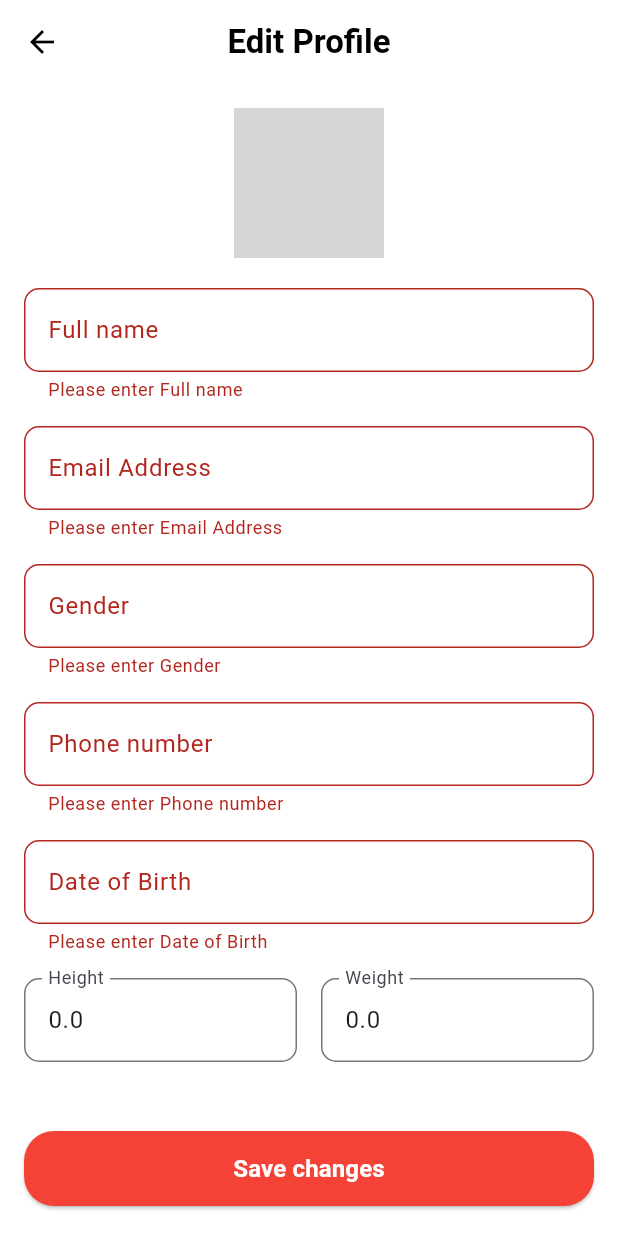
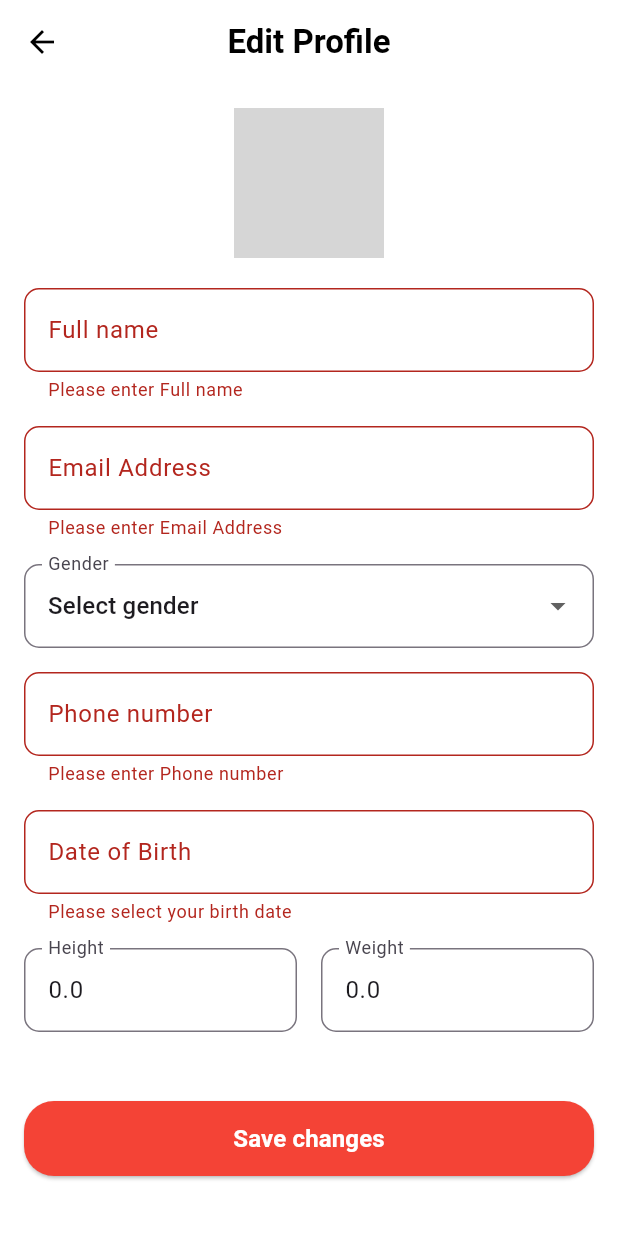
Before and after one commit to Mdsoln/donation, a Flutter app: the EditProfileScreen screen opened directly with empty values, after a tap on "Save changes", on a phone screen of 412 x 824 dp. Run offline on Flutter 3.47's test engine with Material 3 defaults, Android fonts, the phone set to English and light mode, and no system bars; our stand-ins replace geolocator, google_fonts, google_maps_flutter, image_picker, jwt_decoder, shared_preferences; accounts and stored records are empty; network calls fail; project files that could hold a hidden picture were left out; grey boxes are pictures that could not be loaded.

Commit message:
added drop down menu for gender selection && added birth date picker

```diff
--- a/lib/screen/profile/EditProfileScreen.dart
+++ b/lib/screen/profile/EditProfileScreen.dart
@@ -22,6 +22,11 @@ class EditProfileScreen extends StatefulWidget {
   @override
   State<EditProfileScreen> createState() => _EditProfileScreenState();
 }
+
+final List<String> _genders = ['Select gender', 'Male', 'Female'];
+String _selectedGender = 'Select gender';
+
+DateTime? _selectedDate;
 
 class _EditProfileScreenState extends State<EditProfileScreen> {
   late TextEditingController _nameController;
@@ -147,9 +152,71 @@ class _EditProfileScreenState extends State<EditProfileScreen> {
               const SizedBox(height: 20),
               _buildTextField('Full name', _nameController),
               _buildTextField('Email Address', _emailController),
-              _buildTextField('Gender', _genderController),
+              Padding(
+                padding: const EdgeInsets.only(bottom: 16),
+                child: DropdownButtonFormField<String>(
+                  value: _selectedGender,
+                  decoration: InputDecoration(
+                    labelText: 'Gender',
+                    border: OutlineInputBorder(
+                      borderRadius: BorderRadius.circular(10),
+                    ),
+                  ),
+                  items: _genders
+                      .map((gender) => DropdownMenuItem(
+                    value: gender,
+                    child: Text(gender),
+                  ))
+                      .toList(),
+                  onChanged: (value) {
+                    setState(() {
+                      _selectedGender = value!;
+                      _genderController.text = value;
+                    });
+                  },
+                  validator: (value) {
+                    if (value == null || value.isEmpty) {
+                      return 'Please select gender';
+                    }
+                    return null;
+                  },
+                ),
+              ),
               _buildTextField('Phone number', _phoneController),
-              _buildTextField('Date of Birth', _birthDateController),
+              Padding(
+                padding: const EdgeInsets.only(bottom: 16),
+                child: TextFormField(
+                  controller: _birthDateController,
+                  readOnly: true,
+                  decoration: InputDecoration(
+                    labelText: 'Date of Birth',
+                    hintText: 'Select your date of birth',
+                    border: OutlineInputBorder(
+                      borderRadius: BorderRadius.circular(10),
+                    ),
+                  ),
+                  onTap: () async {
+                    DateTime? pickedDate = await showDatePicker(
+                      context: context,
+                      initialDate: _selectedDate ?? DateTime(2000),
+                      firstDate: DateTime(1900),
+                      lastDate: DateTime.now(),
+                    );
+                    if (pickedDate != null) {
+                      setState(() {
+                        _selectedDate = pickedDate;
+                        _birthDateController.text = "${pickedDate.toLocal()}".split(' ')[0];
+                      });
+                    }
+                  },
+                  validator: (value) {
+                    if (value == null || value.isEmpty) {
+                      return 'Please select your birth date';
+                    }
+                    return null;
+                  },
+                ),
+              ),
               Row(
                 children: [
                   Expanded(child: _buildTextField('Height', _heightController)),
```
